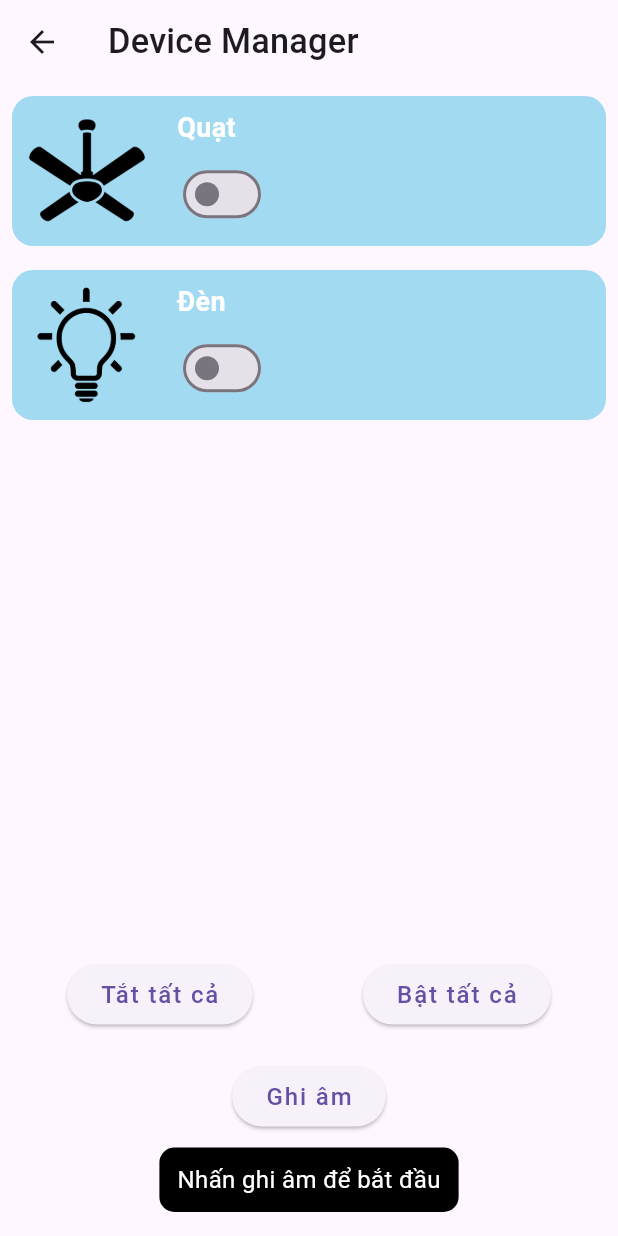
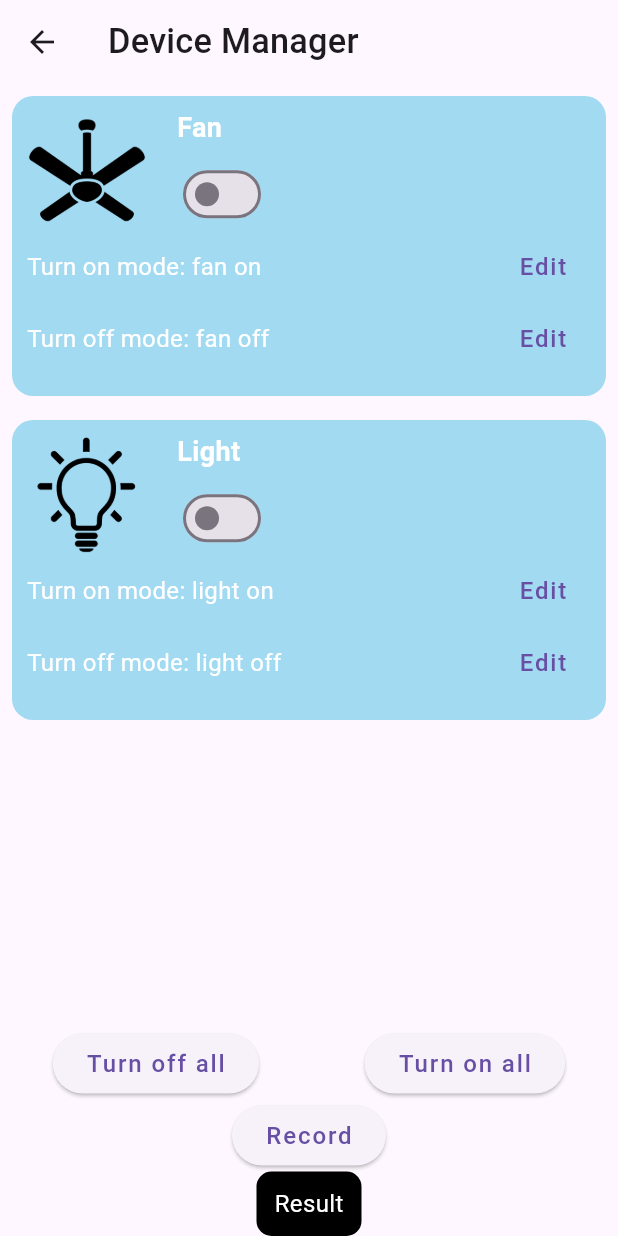
Before and after one commit to Lehuuan1006/sentinals, a Flutter app: the DeviceManager screen opened directly, on a phone screen of 412 x 824 dp. Run offline on Flutter 3.47's test engine with Material 3 defaults, Android fonts, the phone set to English and light mode, and no system bars; our stand-ins replace animated_bottom_navigation_bar, awesome_dialog, bloc, carousel_slider, cloud_firestore, cloud_functions and 17 more; missing offline and left inert: dart:ffi; accounts and stored records are empty; project files that could hold a hidden picture were left out.

Commit message:
update device manager

```diff
--- a/lib/screens/device_manager.dart
+++ b/lib/screens/device_manager.dart
@@ -1,4 +1,5 @@
 import 'package:flutter/material.dart';
+import 'package:shared_preferences/shared_preferences.dart';
 import 'package:speech_to_text/speech_to_text.dart' as stt;
 
 class DeviceManager extends StatefulWidget {
@@ -9,15 +10,41 @@ class DeviceManager extends StatefulWidget {
 class _DeviceManagerState extends State<DeviceManager> {
   bool fanState = false;
   bool lightState = false;
-  String recordedText = "Nhấn ghi âm để bắt đầu";
+  String recordedText = "Result";
   stt.SpeechToText _speech = stt.SpeechToText();
   bool _isListening = false;
+  Map<String, String> keywords = {
+    "fan_on": "fan on",
+    "fan_off": "fan off",
+    "light_on": "light on",
+    "light_off": "light off"
+  };
 
+  @override
+  void initState() {
+    super.initState();
+    _loadKeywords();
+  }
   void _setAllDevicesState(bool state) {
     setState(() {
       fanState = state;
       lightState = state;
     });
+  }
+  Future<void> _loadKeywords() async {
+    SharedPreferences prefs = await SharedPreferences.getInstance();
+    setState(() {
+      keywords["fan_on"] = prefs.getString("fan_on") ?? "fan on";
+      keywords["fan_off"] = prefs.getString("fan_off") ?? "fan off";
+      keywords["light_on"] = prefs.getString("light_on") ?? "light on";
+      keywords["light_off"] = prefs.getString("light_off") ?? "light off";
+    });
+  }
+
+  Future<void> _saveKeyword(String key, String value) async {
+    SharedPreferences prefs = await SharedPreferences.getInstance();
+    await prefs.setString(key, value);
+    _loadKeywords();
   }
 
   void _startListening() async {
@@ -31,6 +58,7 @@ class _DeviceManagerState extends State<DeviceManager> {
                 ? result.recognizedWords
                 : "...";
           });
+          _handleVoiceCommand(recordedText);
         },
         onSoundLevelChange: (level) {
           if (level < 0.1) {
@@ -54,25 +82,41 @@ class _DeviceManagerState extends State<DeviceManager> {
     });
   }
 
+  void _handleVoiceCommand(String command) {
+    setState(() {
+      if (command == keywords["fan_on"]) {
+        fanState = true;
+      } else if (command == keywords["fan_off"]) {
+        fanState = false;
+      } else if (command == keywords["light_on"]) {
+        lightState = true;
+      } else if (command == keywords["light_off"]) {
+        lightState = false;
+      }
+    });
+  }
+
   Widget buildDeviceBlock(String deviceName, bool value, String imageOn,
-      String imageOff, ValueChanged<bool> onChanged) {
+      String imageOff, ValueChanged<bool> onChanged, String keyOn, String keyOff) {
     return Padding(
       padding: const EdgeInsets.all(8.0),
       child: Container(
         width: double.infinity,
-        height: 100,
+        height: 200,
         decoration: BoxDecoration(
           color: const Color.fromARGB(255, 162, 218, 242),
           borderRadius: BorderRadius.circular(14),
         ),
         child: Padding(
           padding: const EdgeInsets.all(10.0),
-          child: Row(
+          child: Column(
+            crossAxisAlignment: CrossAxisAlignment.start,
+            children: [
+              Row(
                 children: [
                   Image.asset(value ? imageOn : imageOff, width: 80, height: 80),
                   const SizedBox(width: 20),
                   Column(
-                mainAxisAlignment: MainAxisAlignment.center,
                     crossAxisAlignment: CrossAxisAlignment.start,
                     children: [
                       Text(
@@ -92,8 +136,59 @@ class _DeviceManagerState extends State<DeviceManager> {
                   ),
                 ],
               ),
+              Row(
+                mainAxisAlignment: MainAxisAlignment.spaceBetween,
+                children: [
+                  Text("Turn on mode: ${keywords[keyOn]}"),
+                  TextButton(
+                    onPressed: () async {
+                      String? newKeyword = await _showKeywordDialog(context, keyOn);
+                      if (newKeyword != null) _saveKeyword(keyOn, newKeyword);
+                    },
+                    child: Text("Edit"),
+                  ),
+                ],
+              ),
+              Row(
+                mainAxisAlignment: MainAxisAlignment.spaceBetween,
+                children: [
+                  Text("Turn off mode: ${keywords[keyOff]}"),
+                  TextButton(
+                    onPressed: () async {
+                      String? newKeyword = await _showKeywordDialog(context, keyOff);
+                      if (newKeyword != null) _saveKeyword(keyOff, newKeyword);
+                    },
+                    child: Text("Edit"),
+                  ),
+                ],
+              ),
+            ],
           ),
         ),
+      ),
+    );
+  }
+
+  Future<String?> _showKeywordDialog(BuildContext context, String key) async {
+    TextEditingController controller = TextEditingController();
+    return showDialog<String>(
+      context: context,
+      builder: (context) {
+        return AlertDialog(
+          title: Text("Insert new key", style: const TextStyle(fontSize: 20, fontWeight: FontWeight.bold, color: Colors.black)),
+          content: TextField(controller: controller),
+          actions: [
+            TextButton(
+              onPressed: () => Navigator.pop(context, null),
+              child: Text("Cancel"),
+            ),
+            TextButton(
+              onPressed: () => Navigator.pop(context, controller.text),
+              child: Text("Save"),
+            ),
+          ],
+        );
+      },
     );
   }
 
@@ -109,55 +204,42 @@ class _DeviceManagerState extends State<DeviceManager> {
                 child: Column(
                   children: [
                     buildDeviceBlock(
-                      "Quạt",
-                      fanState,
-                      "assets/images/fan_on.png",
-                      "assets/images/fan_off.png",
-                      (newValue) {
+                      "Fan", fanState, "assets/images/fan_on.png",
+                      "assets/images/fan_off.png", (newValue) {
                         setState(() {
                           fanState = newValue;
                         });
-                      },
+                      }, "fan_on", "fan_off"
                     ),
                     buildDeviceBlock(
-                      "Đèn",
-                      lightState,
-                      "assets/images/light_on.png",
-                      "assets/images/light_off.png",
-                      (newValue) {
+                      "Light", lightState, "assets/images/light_on.png",
+                      "assets/images/light_off.png", (newValue) {
                         setState(() {
                           lightState = newValue;
                         });
-                      },
+                      }, "light_on", "light_off"
                     ),
                   ],
                 ),
               ),
             ),
-            Padding(
-              padding:
-                  const EdgeInsets.symmetric(vertical: 16.0, horizontal: 8.0),
-              child: Column(
-                children: [
             Row(
                     mainAxisAlignment: MainAxisAlignment.spaceAround,
                     children: [
                       ElevatedButton(
                         onPressed: () => _setAllDevicesState(false),
-                        child: const Text("Tắt tất cả"),
+                        child: const Text("Turn off all"),
                       ),
                       ElevatedButton(
                         onPressed: () => _setAllDevicesState(true),
-                        child: const Text("Bật tất cả"),
+                        child: const Text("Turn on all"),
                       ),
                     ],
                   ),
-                  const SizedBox(height: 20),
             ElevatedButton(
               onPressed: _isListening ? _stopListening : _startListening,
-                    child: Text(_isListening ? "Dừng ghi âm" : "Ghi âm"),
+              child: Text(_isListening ? "Stop recored" : "Record"),
             ),
-                  const SizedBox(height: 10),
             Container(
                     padding: const EdgeInsets.all(12),
                     margin: const EdgeInsets.symmetric(horizontal: 16),
@@ -173,9 +255,6 @@ class _DeviceManagerState extends State<DeviceManager> {
           ],
         ),
       ),
-          ],
-        ),
-      ),
     );
   }
 }
```
Lines whose indentation alone changed are shown as unchanged.
